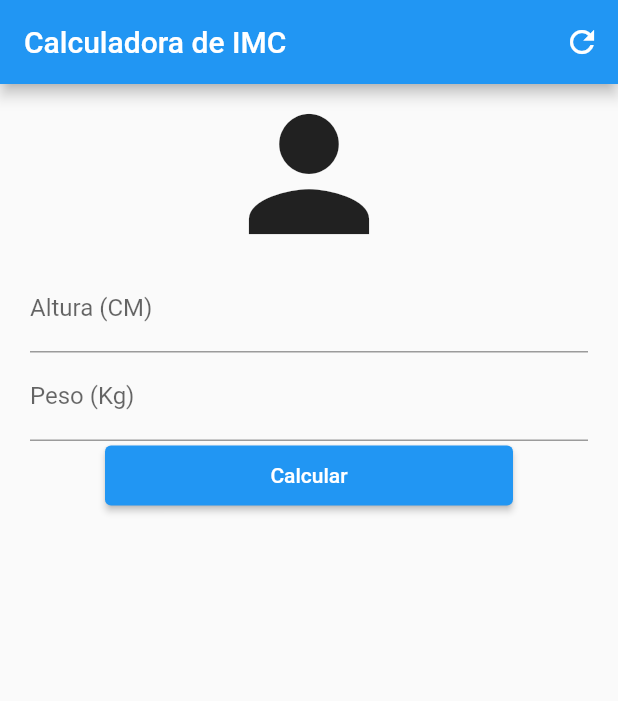
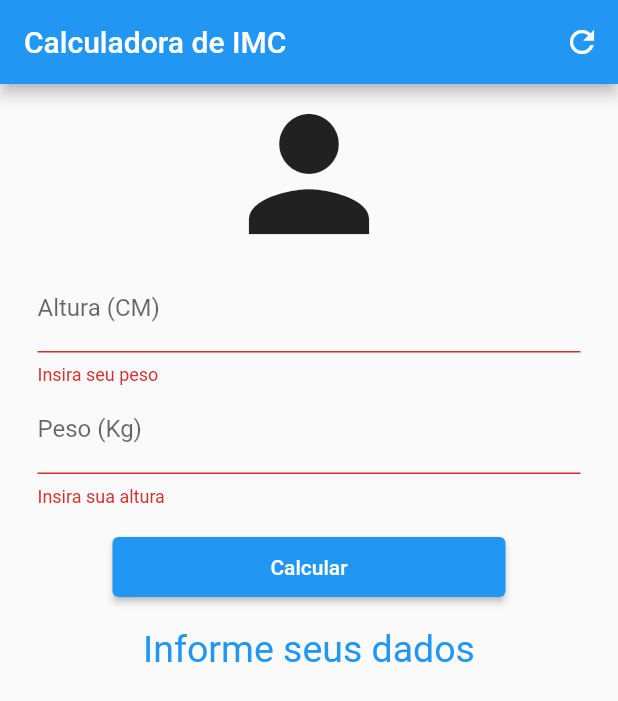
Before and after one commit to cauamistura/flutter-curso, a Flutter app: the screen it shows after launch, after a tap on "Calcular", on a phone screen of 412 x 824 dp. Shown: the top 701 px of the screen. Run offline on Flutter 3.47's test engine with Material 2 defaults, Android fonts, the phone set to English and light mode, and no system bars; our stand-ins replace flutter_slidable, shared_preferences.

Commit message:
imc_calculator 1.1

```diff
--- a/apps/imc_calculator/lib/pages/home_page.dart
+++ b/apps/imc_calculator/lib/pages/home_page.dart
@@ -1,5 +1,6 @@
-import 'package:flutter/services.dart';
 import 'package:flutter/material.dart';
+
+const String ERROR_MESSAGE = 'Preencha os dados corretamente';
 
 class Home extends StatefulWidget {
   const Home({super.key});
@@ -9,6 +10,12 @@ class Home extends StatefulWidget {
 }
 
 class _HomeState extends State<Home> {
+  final TextEditingController _weightController = TextEditingController();
+  final TextEditingController _heightController = TextEditingController();
+  GlobalKey<FormState> _formKey = GlobalKey<FormState>();
+
+  String _resultText = 'Informe seus dados';
+
   @override
   Widget build(BuildContext context) {
     return Scaffold(
@@ -16,38 +23,107 @@ class _HomeState extends State<Home> {
         title: const Text('Calculadora de IMC'),
         actions: [
           IconButton(
-            onPressed: () {},
+            onPressed: _resetFields,
             icon: const Icon(Icons.refresh),
           )
         ],
       ),
-      body: Padding(
-        padding: const EdgeInsets.symmetric(horizontal: 20),
+      body: SingleChildScrollView(
+        padding: const EdgeInsets.symmetric(horizontal: 25),
+        child: Form(
+          key: _formKey,
           child: Column(
             crossAxisAlignment: CrossAxisAlignment.stretch,
             children: [
               const Icon(Icons.person, size: 120),
-            const TextField(
+              TextFormField(
+                controller: _heightController,
                 keyboardType: TextInputType.number,
-              decoration: InputDecoration(labelText: 'Altura (CM)'),
+                decoration: const InputDecoration(
+                  labelText: 'Altura (CM)',
                 ),
-            const TextField(
+                validator: (value) {
+                  if (value == '') {
+                    return 'Insira seu peso';
+                  }
+                },
+              ),
+              TextFormField(
+                controller: _weightController,
                 keyboardType: TextInputType.number,
-              decoration: InputDecoration(labelText: 'Peso (Kg)'),
+                decoration: const InputDecoration(
+                  labelText: 'Peso (Kg)',
+                ),
+                validator: (value) {
+                  if (value == '') {
+                    return 'Insira sua altura';
+                  }
+                },
               ),
               Padding(
-              padding: const EdgeInsets.symmetric(horizontal: 50, vertical: 3),
+                padding:
+                    const EdgeInsets.symmetric(horizontal: 50, vertical: 20),
                 child: SizedBox(
                   height: 40,
                   child: ElevatedButton(
-                  onPressed: () {},
+                    onPressed: () {
+                      if (_formKey.currentState!.validate()) {
+                        _calculate();
+                      }
+                    },
                     child: const Text('Calcular'),
                   ),
                 ),
               ),
+              Text(
+                _resultText,
+                textAlign: TextAlign.center,
+                style: const TextStyle(color: Colors.blue, fontSize: 25),
+              ),
             ],
+          ),
         ),
       ),
     );
   }
+
+  void _resetFields() {
+    _heightController.text = '';
+    _weightController.text = '';
+    setState(() {
+      _resultText = 'Informe seus dados';
+      _formKey = GlobalKey<FormState>();
+    });
   }
+
+  void _calculate() {
+    double imc = 0;
+    try {
+      double height = double.parse(_heightController.text) / 100;
+      double weight = double.parse(_weightController.text);
+      imc = weight / (height * height);
+      // ignore: empty_catches
+    } catch (e) {
+      return;
+    }
+
+    String result = '';
+    if (imc < 18.6) {
+      result = 'Abaixo do peso';
+    } else if (imc >= 18.6 && imc < 24.9) {
+      result = 'Peso ideal';
+    } else if (imc >= 24.9 && imc < 29.9) {
+      result = 'Acima do peso';
+    } else if (imc >= 29.9 && imc < 34.9) {
+      result = 'Obesidade grau I';
+    } else if (imc >= 34.9 && imc < 39.9) {
+      result = 'Obesidade grau II';
+    } else if (imc >= 39.9) {
+      result = 'Obesidade grau III';
+    }
+
+    setState(() {
+      _resultText = '$result (${imc.toStringAsPrecision(3)})';
+    });
+  }
+}
```
Lines whose indentation alone changed are shown as unchanged.
